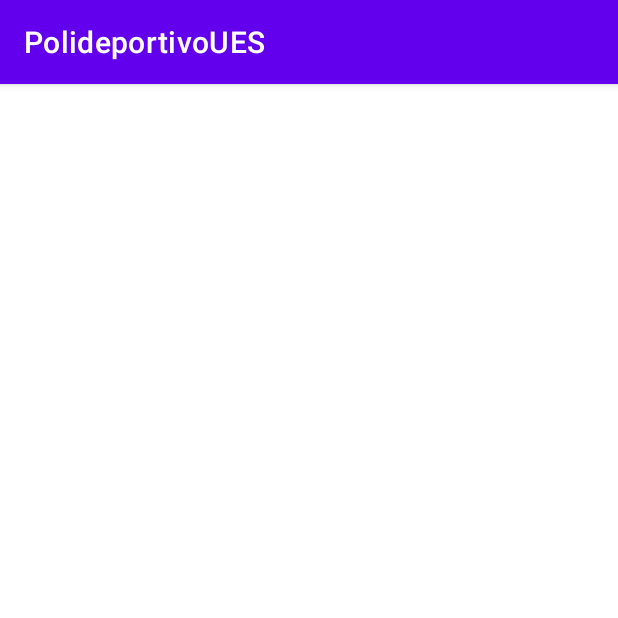
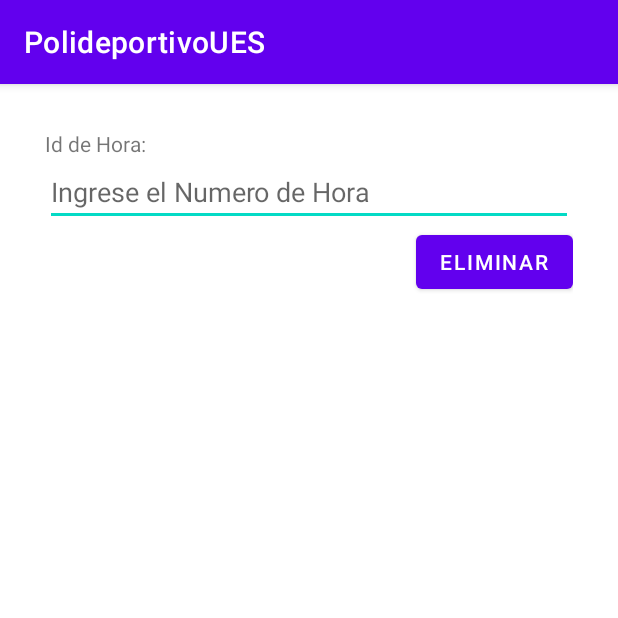
Before and after one commit to alonsocj/PolideportivoUES, an Android app: the HoraEliminarActivity screen opened directly, with no data from a screen before it, on a phone screen of 412 x 824 dp, the top half of it. Run offline under Robolectric (Android 15) with nearby library versions, the phone set to English and light mode, and no system bars.

Commit message:
Tabla Hora CRUD completo

```diff
--- a/app/src/main/java/sv/edu/ues/fia/eisi/pdm115/g10/polideportivoues/Chris/Hora/HoraEliminarActivity.java
+++ b/app/src/main/java/sv/edu/ues/fia/eisi/pdm115/g10/polideportivoues/Chris/Hora/HoraEliminarActivity.java
@@ -1,17 +1,44 @@
 package sv.edu.ues.fia.eisi.pdm115.g10.polideportivoues.Chris.Hora;
 
 import android.os.Bundle;
+import android.view.View;
+import android.widget.Button;
+import android.widget.EditText;
+import android.widget.Toast;
 
 import androidx.appcompat.app.AppCompatActivity;
 
+import sv.edu.ues.fia.eisi.pdm115.g10.polideportivoues.ControlBDG10;
 import sv.edu.ues.fia.eisi.pdm115.g10.polideportivoues.R;
 
 public class HoraEliminarActivity extends AppCompatActivity {
+
+    EditText EditidHoraE;
+    ControlBDG10 helper;
+    Button btnEliminarHora;
+
 
     @Override
     protected void onCreate(Bundle savedInstanceState) {
         super.onCreate(savedInstanceState);
         setContentView(R.layout.activity_hora_eliminar);
-        /*Hora*/
+
+        helper = new ControlBDG10(this);
+        EditidHoraE = (EditText) findViewById(R.id.EditIdHoraE);
+        btnEliminarHora = (Button) findViewById(R.id.botonEliminarHora);
+
+        btnEliminarHora.setOnClickListener(new View.OnClickListener() {
+            @Override
+            public void onClick(View view) {
+                String registrosEliminados;
+                Hora hora = new Hora();
+                hora.setIdHora(EditidHoraE.getText().toString());
+                helper.open();
+                registrosEliminados = helper.eliminarHora(hora);
+                helper.close();
+                Toast.makeText(HoraEliminarActivity.this, registrosEliminados, Toast.LENGTH_SHORT).show();
+            }
+        });
+
     }
 }
--- a/app/src/main/res/layout/activity_hora_eliminar.xml
+++ b/app/src/main/res/layout/activity_hora_eliminar.xml
@@ -1,9 +1,31 @@
 <?xml version="1.0" encoding="utf-8"?>
-<androidx.constraintlayout.widget.ConstraintLayout xmlns:android="http://schemas.android.com/apk/res/android"
+<LinearLayout xmlns:android="http://schemas.android.com/apk/res/android"
     xmlns:app="http://schemas.android.com/apk/res-auto"
     xmlns:tools="http://schemas.android.com/tools"
     android:layout_width="match_parent"
     android:layout_height="match_parent"
+    android:padding="30dp"
+    android:orientation="vertical"
     tools:context=".Chris.Hora.HoraEliminarActivity">
 
-</androidx.constraintlayout.widget.ConstraintLayout>
+    <TextView
+        android:layout_width="wrap_content"
+        android:layout_height="wrap_content"
+        android:text="@string/Horaidentificador"/>
+
+    <EditText
+        android:id="@+id/EditIdHoraE"
+        android:layout_width="match_parent"
+        android:layout_height="wrap_content"
+        android:hint="@string/hintId"
+        android:inputType="text"
+        android:maxLength="4"/>
+
+    <Button
+        android:id="@+id/botonEliminarHora"
+        android:layout_width="wrap_content"
+        android:layout_height="wrap_content"
+        android:layout_gravity="right"
+        android:text="@string/botonEliminar" />
+
+</LinearLayout>
```
Also changed, not shown: app/src/main/java/sv/edu/ues/fia/eisi/pdm115/g10/polideportivoues/ControlBDG10.java (+21 -1 lines), app/src/main/java/sv/edu/ues/fia/eisi/pdm115/g10/polideportivoues/ui/hora/HoraFragment.java (+12 -0 lines).
